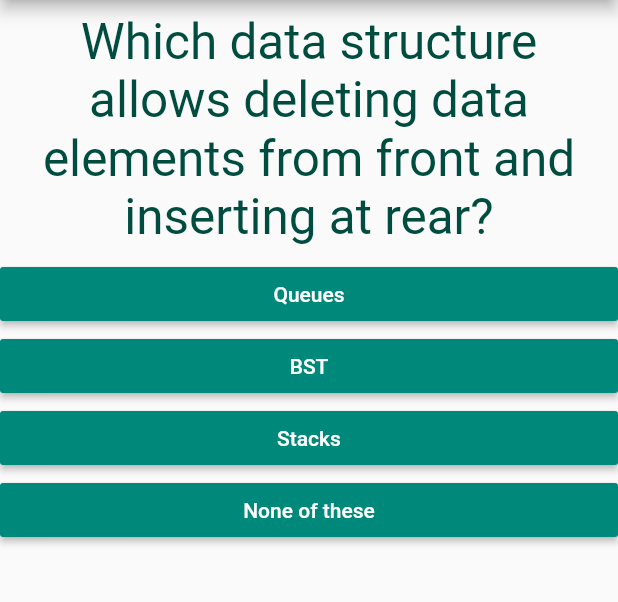
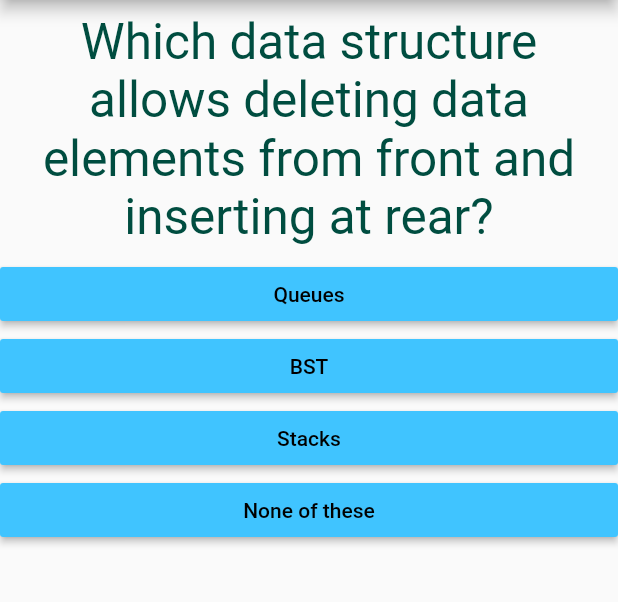
Before and after one commit to suryaprakashbt22/Simple_Quiz_App_Flutter, a Flutter app: the screen it shows after launch, on a phone screen of 412 x 824 dp, the part 84-686 px from its top. Run offline on Flutter 3.47's test engine with Material 2 defaults, Android fonts, the phone set to English and light mode, and no system bars.

Commit message:
Update ans.dart

```diff
--- a/lib/ans.dart
+++ b/lib/ans.dart
@@ -3,14 +3,15 @@ import 'package:flutter/material.dart';
 class Answer extends StatelessWidget {
   final Function selectHandler;
   final String answerText;
+  int score;
   Answer(this.selectHandler, this.answerText);
   @override
   Widget build(BuildContext context) {
     return Container(
       width: double.infinity,
       child: RaisedButton(
-        color: Colors.teal[600],
-        textColor: Colors.white,
+        color: Colors.lightBlueAccent,
+        textColor: Colors.black,
         child: Text(answerText),
         onPressed: selectHandler,
       ),
```
